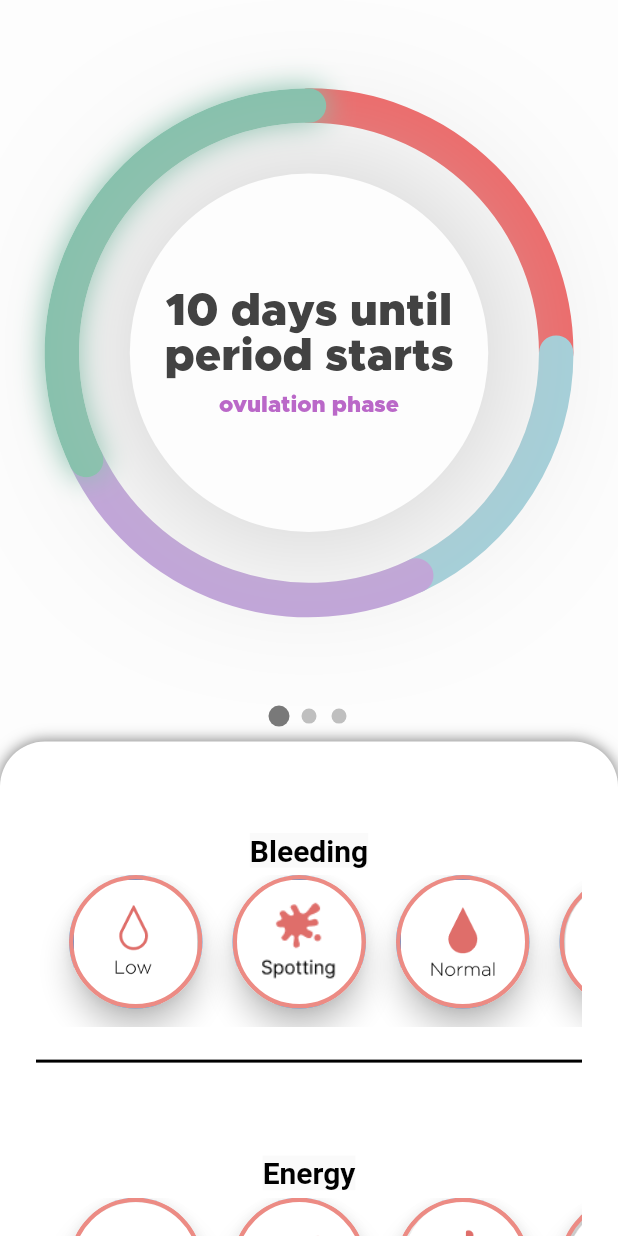
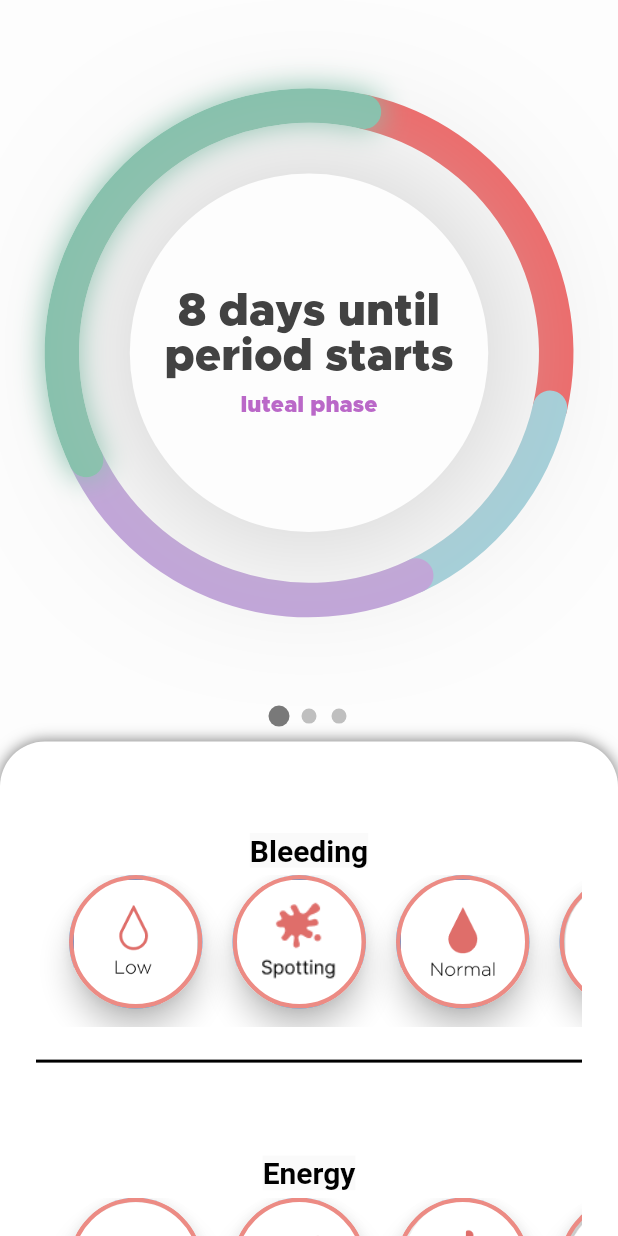
Before and after one commit to rice-apps/psy.cl-v1, a Flutter app: the screen it shows after launch, on a phone screen of 412 x 824 dp. Run offline on Flutter 3.47's test engine with Material 2 defaults, Android fonts, the phone set to English and light mode, and no system bars; drawn by our look-alikes of sliding_up_panel, smooth_page_indicator; our stand-ins replace table_calendar.

Commit message:
add dynamic center circle text

```diff
--- a/lib/src/features/progress-circle/phase.dart
+++ b/lib/src/features/progress-circle/phase.dart
@@ -5,6 +5,7 @@ import 'package:flutter/material.dart';
 
 /// Represents a section on the progress circle
 class Phase {
+  String name;
   int startDay;
   int endDay;
   Color color;
@@ -12,14 +13,15 @@ class Phase {
   double startRadians = 0;
   double sweepRadians = 0;
 
-  Phase(this.startDay, this.endDay, this.color) {
+  /// Creates a Phase ranging from [startDay] (inclusive) to [endDay] (exclusive).
+  Phase(this.name, this.startDay, this.endDay, this.color) {
     paint = Paint()
       ..color = color
       ..style = PaintingStyle.stroke
       ..strokeWidth = constants.STROKE_WIDTH
       ..strokeCap = StrokeCap.round;
     startRadians = toRadians(startDay);
-    sweepRadians = toRadians(endDay) - toRadians(startDay);
+    sweepRadians = (toRadians(endDay) - toRadians(startDay)) % (2 * math.pi);
   }
 
   double toRadians(int days) {
--- a/lib/src/features/progress-circle/progress_circle.dart
+++ b/lib/src/features/progress-circle/progress_circle.dart
@@ -3,6 +3,7 @@ import 'progress_painter.dart';
 import '../../../assets/constants.dart' as constants;
 import './phase.dart';
 import 'dart:math' as math;
+import 'utils.dart' as utils;
 
 class ProgressCircle extends StatefulWidget {
   const ProgressCircle({super.key});
@@ -13,15 +14,21 @@ class ProgressCircle extends StatefulWidget {
 
 class _ProgressCircle extends State<ProgressCircle> {
   // Hard-coded; fetch user value
-  int currentDay = 19;
+  int currentDay = 21;
+  int cycleLength = 28;
 
   // Hard-coded; populate this list with actual user data
   List<Phase> phases = [
-    Phase(0, 7, constants.PERIOD),
-    Phase(7, 12, constants.FOLLICULAR),
-    Phase(12, 19, constants.OVULATION),
-    Phase(19, 28, constants.LUTEAL)
+    Phase('period', 1, 8, constants.PERIOD),
+    Phase('follicular', 8, 12, constants.FOLLICULAR),
+    Phase('ovulation', 12, 19, constants.OVULATION),
+    Phase('luteal', 19, 1, constants.LUTEAL)
   ];
+
+  late Phase periodPhase =
+      phases.firstWhere((element) => element.name == 'period');
+  late Phase currentPhase = phases.firstWhere((element) =>
+      utils.isInArc(element.startDay, element.endDay, currentDay, cycleLength));
 
   @override
   Widget build(BuildContext context) {
@@ -54,7 +61,7 @@ class _ProgressCircle extends State<ProgressCircle> {
           mainAxisAlignment: MainAxisAlignment.center,
           children: [
             Text(
-              "10 days until period starts",
+              createInnerText(),
               style: TextStyle(
                   fontFamily: "Metropolis",
                   fontSize: 30,
@@ -64,7 +71,7 @@ class _ProgressCircle extends State<ProgressCircle> {
             const SizedBox(
               height: 10,
             ),
-            Text("ovulation phase",
+            Text("${currentPhase.name} phase",
                 style: TextStyle(
                     fontFamily: "Metropolis",
                     fontSize: 15,
@@ -74,4 +81,13 @@ class _ProgressCircle extends State<ProgressCircle> {
       )
     ]);
   }
+
+  String createInnerText() {
+    if (utils.isInArc(
+        periodPhase.startDay, periodPhase.endDay, currentDay, cycleLength)) {
+      return '${utils.getDistance(currentDay, periodPhase.endDay, cycleLength)} days until period ends';
+    } else {
+      return '${utils.getDistance(currentDay, periodPhase.startDay, cycleLength)} days until period starts';
+    }
+  }
 }
--- a/lib/src/features/progress-circle/progress_painter.dart
+++ b/lib/src/features/progress-circle/progress_painter.dart
@@ -2,6 +2,7 @@ import "package:flutter/material.dart";
 import 'dart:math' as math;
 import '../../../assets/constants.dart' as constants;
 import './phase.dart';
+import 'utils.dart' as utils;
 
 class SectionedCircle extends CustomPainter {
   final double radiusFactor;
@@ -22,7 +23,7 @@ class SectionedCircle extends CustomPainter {
     // Draw phase arcs
     phases.forEach((phase) {
       phase.draw(canvas, circleBounds,
-          currentDay >= phase.startDay && currentDay < phase.endDay);
+          utils.isInArc(phase.startDay, phase.endDay, currentDay, 28));
     });
   }
 
```
